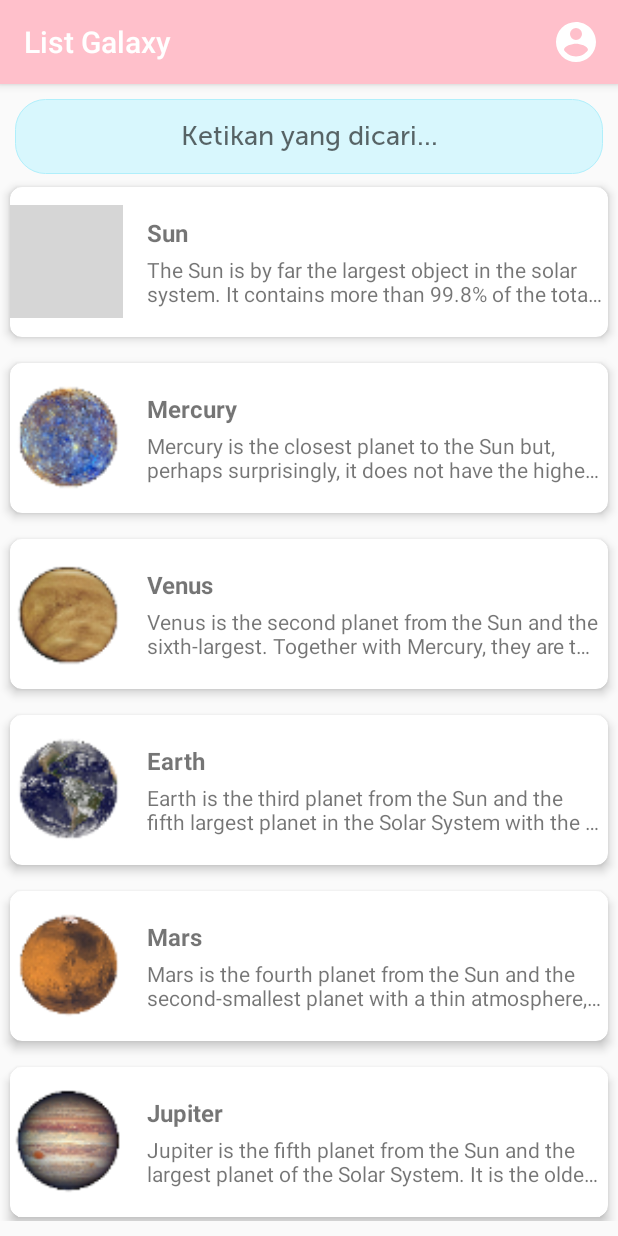
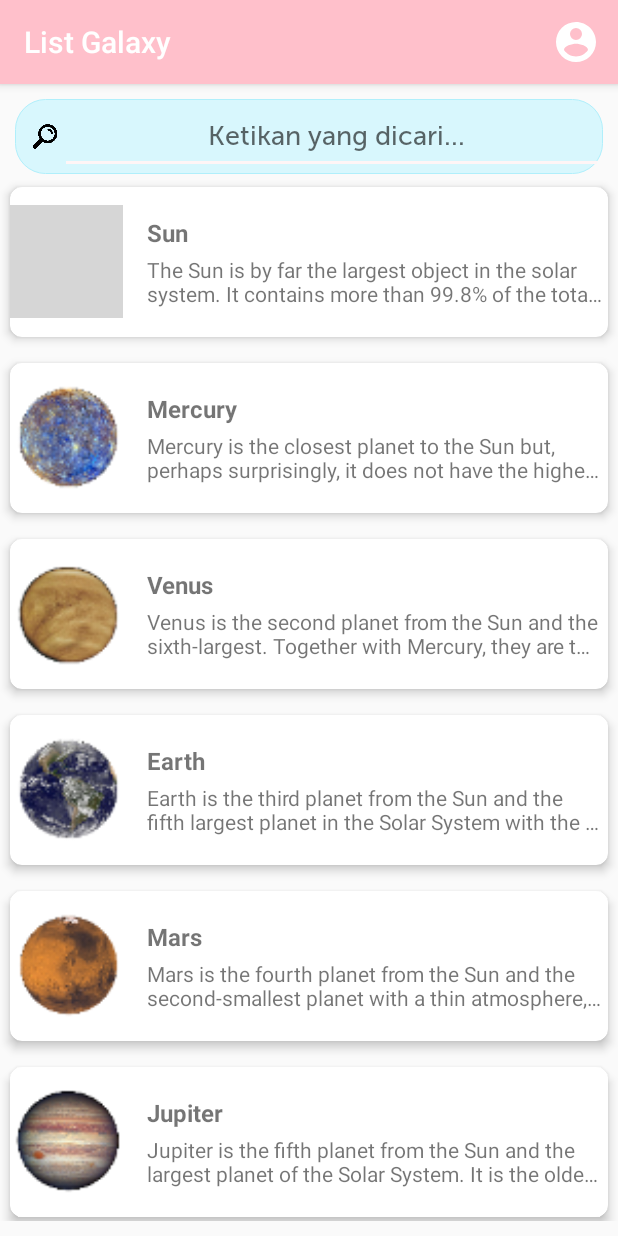
Before and after one commit to kukuhsw/SicKot, an Android app: the screen it shows after launch (MainActivity), on a phone screen of 412 x 824 dp. Run offline under Robolectric (Android 15) with nearby library versions, the phone set to English and light mode, and no system bars; our stand-ins replace CircleImageView; grey boxes are pictures that could not be loaded.

Commit message:
add icon search

```diff
--- a/app/src/main/res/layout/activity_main.xml
+++ b/app/src/main/res/layout/activity_main.xml
@@ -13,26 +13,45 @@
         android:layout_height="wrap_content"
         app:layout_constraintTop_toTopOf="parent">
 
-        <EditText
-            android:id="@+id/editTextSearch"
+        <RelativeLayout
+            android:id="@+id/rvSearch"
             android:layout_width="match_parent"
-            android:layout_height="50dp"
+            android:layout_height="wrap_content"
+            android:background="@drawable/button"
             android:layout_marginTop="10dp"
             android:layout_marginStart="10dp"
             android:layout_marginEnd="10dp"
-            android:textAlignment="center"
-            android:hint="Ketikan yang dicari..."
-            android:fontFamily="@font/museosans"
-            android:background="@drawable/button"
-            android:textColor="@color/colorPrimary"
-            android:layout_alignParentTop="true"/>
+            >
+
+            <ImageView
+                android:id="@+id/imgSearch"
+                android:layout_width="30dp"
+                android:layout_height="30dp"
+                android:paddingStart="10dp"
+                android:layout_centerVertical="true"
+                android:src="@drawable/search"/>
+
+            <EditText
+                android:id="@+id/editTextSearch"
+                android:layout_width="match_parent"
+                android:layout_height="50dp"
+                android:textAlignment="center"
+                android:paddingStart="10dp"
+                android:hint="Ketikan yang dicari..."
+                android:fontFamily="@font/museosans"
+                android:textColor="@color/colorPrimary"
+                android:layout_alignParentTop="true"
+                android:layout_toRightOf="@id/imgSearch"
+                />
+        </RelativeLayout>
+
 
         <androidx.recyclerview.widget.RecyclerView
             android:id="@+id/rv_heroes"
             android:layout_width="match_parent"
             android:layout_height="wrap_content"
             tools:listitem="@layout/item_row_galaxy"
-            android:layout_below="@id/editTextSearch"
+            android:layout_below="@id/rvSearch"
             android:layout_marginBottom="10dp"
             />
 
--- a/app/src/main/res/values/strings.xml
+++ b/app/src/main/res/values/strings.xml
@@ -9,5 +9,5 @@
     <string name="share">Share</string>
     <string name="profile_name">Kukuh</string>
     <string name="profile_job">Android Engineer</string>
-    <string name="profile_description">Skilled Android, DevOps and IoT Engineer with 2+ years of hands-on experience supporting, automating, and optimizing mission critical deployments in AWS, leveraging configuration management, CI/CD, and DevOps processes. Built core features for app with 100K+ downloads.</string>
+    <string name="profile_description">Skilled Android, DevOps and IoT Engineer with 2+ years of hands-on experience supporting, automating, and optimizing mission critical deployments in AWS, leveraging configuration management, CI/CD, and DevOps processes. Built core features for app with 10K+ downloads.</string>
 </resources>
```
Also changed, not shown: app/src/main/java/com/hellu/lekot/activities/ProfileActivity.kt (+25 -0 lines), app/src/main/res/drawable/bg_profile.xml (added, +18 -0 lines), app/src/main/res/layout/activity_profile.xml (+28 -18 lines), app/src/main/res/drawable/search.png (added).
